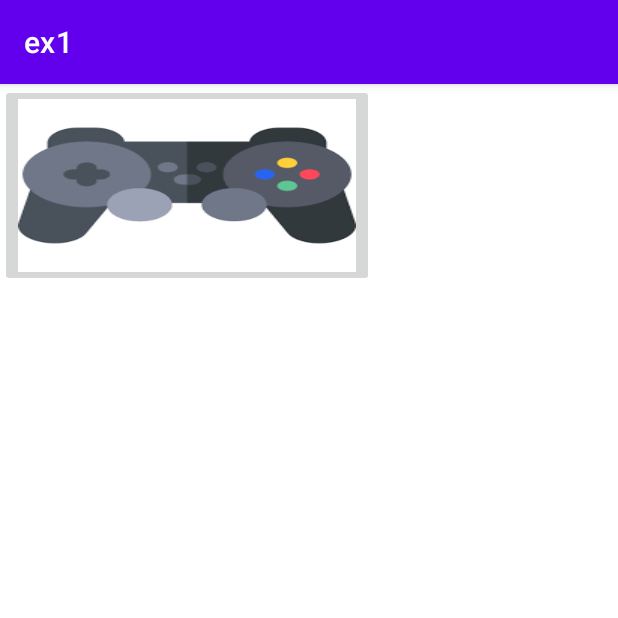
After one commit to K-SRHS/Mobile_Project_Seniorwelfare, an Android app: the GameActivity screen opened directly, with no data from a screen before it, on a phone screen of 412 x 824 dp, the top half of it. The commit adds this screen. Run offline under Robolectric (Android 15) with nearby library versions, the phone set to English and light mode, and no system bars.

```diff
--- /dev/null
+++ b/app/src/main/java/com/example/ex1/GameActivity.java
@@ -0,0 +1,14 @@
+package com.example.ex1;
+
+import androidx.appcompat.app.AppCompatActivity;
+
+import android.os.Bundle;
+
+public class GameActivity extends AppCompatActivity {
+
+    @Override
+    protected void onCreate(Bundle savedInstanceState) {
+        super.onCreate(savedInstanceState);
+        setContentView(R.layout.game);
+    }
+}
--- /dev/null
+++ b/app/src/main/res/layout/game.xml
@@ -0,0 +1,12 @@
+<?xml version="1.0" encoding="utf-8"?>
+<androidx.constraintlayout.widget.ConstraintLayout xmlns:android="http://schemas.android.com/apk/res/android"
+    android:layout_width="match_parent"
+    android:layout_height="match_parent">
+    <ImageButton
+        android:layout_weight="1"
+        android:layout_width="0dp"
+        android:layout_height="135dp"
+        android:id="@+id/game"
+        android:src="@drawable/game"
+        android:scaleType="fitXY"/>
+</androidx.constraintlayout.widget.ConstraintLayout>
```
Also changed, not shown: app/src/main/AndroidManifest.xml (+14 -1 lines), app/src/main/java/com/example/ex1/ChatActivity.java (added, +14 -0 lines), app/src/main/java/com/example/ex1/MainActivity.java (+19 -1 lines), app/src/main/res/layout/chat.xml (added, +12 -0 lines), app/src/main/res/layout/main.xml (+27 -0 lines), app/src/main/res/drawable-v24/game.png (added).
